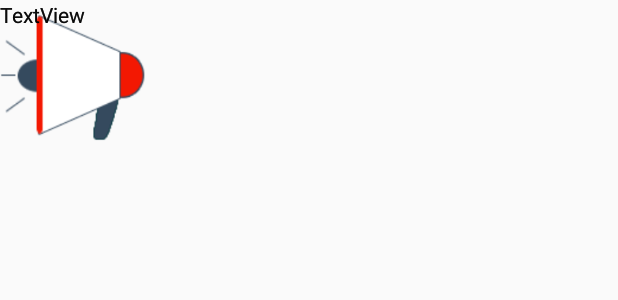
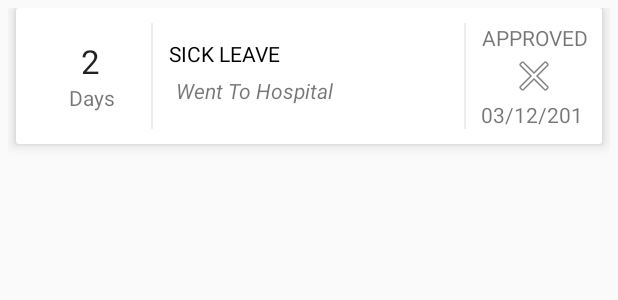
Before and after one commit to pkksshakthi/HRMS-App, an Android app: the layout fragment_approve_list_item.xml on its own in the app's theme, with its tools: preview values and no code run, on a phone screen of 412 x 824 dp. Shown: the top 300 px of the screen. Run offline under Robolectric (Android 15) with nearby library versions, the phone set to English and light mode, and no system bars.

Commit message:
added leave management desifn

```diff
--- a/HRMS-App/src/main/java/com/sphinax/hrms/view/EmployeeLeaveListAdapter.java
+++ b/HRMS-App/src/main/java/com/sphinax/hrms/view/EmployeeLeaveListAdapter.java
@@ -1,7 +1,6 @@
 package com.sphinax.hrms.view;
 
 import android.support.v7.widget.RecyclerView;
-import android.util.Log;
 import android.view.LayoutInflater;
 import android.view.View;
 import android.view.ViewGroup;
@@ -21,7 +20,7 @@ public class EmployeeLeaveListAdapter extends RecyclerView.Adapter<EmployeeLeave
     private List<Ajax> ajaxList;
 
     public class MyViewHolder extends RecyclerView.ViewHolder {
-        public TextView tv_name, tv_status, tv_date,tv_leave_type;
+        public TextView tv_name, tv_status, tv_date, tv_leave_type;
 
         public MyViewHolder(View view) {
             super(view);
@@ -52,7 +51,7 @@ public class EmployeeLeaveListAdapter extends RecyclerView.Adapter<EmployeeLeave
         holder.tv_name.setText(ajax.getDescription());
         holder.tv_status.setText(ajax.getLeaveStatusDesc());
         holder.tv_date.setText(String.valueOf(ajax.getFromDate().getDate()) + "/" + String.valueOf(ajax.getFromDate().getMonth())
-        + "/"+ String.valueOf(ajax.getFromDate().getYear()));
+                + "/" + String.valueOf(ajax.getFromDate().getYear()));
         holder.tv_leave_type.setText(ajax.getLeaveTypeDesc());
 
     }
--- a/HRMS-App/src/main/res/drawable/side_nav_bar.xml
+++ b/HRMS-App/src/main/res/drawable/side_nav_bar.xml
@@ -2,8 +2,8 @@
     android:shape="rectangle">
     <gradient
         android:angle="135"
-        android:centerColor="#009688"
-        android:endColor="#00695C"
-        android:startColor="#4DB6AC"
+        android:centerColor="#9170ce"
+        android:endColor="#440069"
+        android:startColor="#232626"
         android:type="linear" />
 </shape>
--- a/HRMS-App/src/main/res/layout/activity_to_fragment.xml
+++ b/HRMS-App/src/main/res/layout/activity_to_fragment.xml
@@ -15,15 +15,17 @@
         android:layout_height="wrap_content"
         android:layout_alignParentStart="true"
         android:layout_centerInParent="true"
-        android:src="@android:drawable/star_big_on"
+        android:src="@drawable/icon_menu"
         android:layout_marginStart="20dp" />
 
     <ImageView
         android:id="@+id/iv_logo"
-        android:layout_width="40dp"
-        android:layout_height="40dp"
-        android:layout_centerInParent="true"
-        android:src="@android:drawable/star_big_on"/>
+        android:layout_width="92dp"
+        android:layout_height="72dp"
+
+        android:paddingRight="10dp"
+        android:layout_alignParentRight="true"
+        android:src="@drawable/elite"/>
 
 </RelativeLayout>
     <FrameLayout
--- a/HRMS-App/src/main/res/layout/fragment_approve_list_item.xml
+++ b/HRMS-App/src/main/res/layout/fragment_approve_list_item.xml
@@ -1,53 +1,172 @@
 <?xml version="1.0" encoding="utf-8"?>
-<android.support.constraint.ConstraintLayout
-    xmlns:android="http://schemas.android.com/apk/res/android"
-    xmlns:app="http://schemas.android.com/apk/res-auto"
-    xmlns:tools="http://schemas.android.com/tools"
+<android.support.constraint.ConstraintLayout xmlns:android="http://schemas.android.com/apk/res/android"
+    xmlns:card_view="http://schemas.android.com/apk/res-auto"
     android:layout_width="match_parent"
-    android:layout_height="match_parent">
+    android:layout_height="match_parent"
+    android:padding="5dp">
+
+    <android.support.v7.widget.CardView
+        android:layout_width="match_parent"
+        android:layout_height="wrap_content"
+        android:layout_margin="5dp"
+        android:layout_weight="1"
+        android:elevation="5dp"
+        card_view:cardElevation="5dp"
+        card_view:contentPadding="10dp"
+
+        >
+
+        <LinearLayout
+            android:layout_width="match_parent"
+            android:layout_height="wrap_content"
+            android:layout_gravity="center"
+            android:gravity="center"
+            android:orientation="horizontal">
+
+            <LinearLayout
+                android:layout_width="80dp"
+                android:layout_height="match_parent"
+                android:layout_gravity="center"
+                android:gravity="center"
+                android:orientation="vertical">
+
+                <TextView
+
+                    android:layout_width="wrap_content"
+                    android:layout_height="wrap_content"
+                    android:layout_gravity="center"
+                    android:gravity="center"
+                    android:text="2"
+                    android:textAppearance="@android:style/TextAppearance.Large" />
+
+                <TextView
+
+                    android:layout_width="wrap_content"
+                    android:layout_height="wrap_content"
+                    android:layout_gravity="center"
+                    android:gravity="center"
+                    android:text="Days" />
+            </LinearLayout>
+
+            <TextView
+                android:layout_width="1dp"
+                android:layout_height="match_parent"
+                android:layout_marginRight="10dp"
+                android:background="@color/white_greyish" />
+
+            <LinearLayout
+                android:layout_width="match_parent"
+                android:layout_height="match_parent"
+                android:layout_gravity="center"
+                android:layout_weight="1"
+                android:gravity="center"
+                android:orientation="vertical">
+
+                <TextView
+                    android:id="@+id/tv_leave_type"
+                    android:layout_width="wrap_content"
+                    android:layout_height="wrap_content"
+                    android:layout_gravity="left|center"
+                    android:gravity="center"
+                    android:text="SICK LEAVE"
+                    android:textColor="@color/black" />
+
+                <TextView
+
+                    android:id="@+id/tv_emp_name"
+                    android:layout_width="match_parent"
+                    android:layout_height="wrap_content"
+                    android:layout_gravity="left|center"
+
+                    android:layout_marginRight="5dp"
+                    android:padding="5dp"
+                    android:text="Went To Hospital"
+                    android:textStyle="italic" />
+
+
+            </LinearLayout>
+            <TextView
+                android:layout_width="1dp"
+                android:layout_height="match_parent"
+                android:layout_marginRight="10dp"
+                android:background="@color/white_greyish" />
+
+            <LinearLayout
+                android:layout_width="wrap_content"
+                android:layout_height="wrap_content"
+                android:layout_gravity="center"
+
+                android:orientation="vertical">
+
+                <TextView
+                    android:id="@+id/tv_status"
+                    android:layout_width="wrap_content"
+                    android:layout_height="wrap_content"
+                    android:layout_gravity="center"
+                    android:gravity="center"
+                    android:text="APPROVED" />
 
                 <ImageView
+                    android:id="@+id/iv_user_photo"
+                    android:layout_width="wrap_content"
+                    android:layout_height="wrap_content"
+                    android:layout_gravity="center"
+                    android:background="@android:drawable/ic_menu_close_clear_cancel"
+
+                    />
+
+                <TextView
+                    android:id="@+id/tv_date"
+                    android:layout_width="match_parent"
+                    android:layout_height="wrap_content"
+                    android:layout_gravity="center"
+                    android:text="03/12/2018" />
+            </LinearLayout>
+        </LinearLayout>
+    </android.support.v7.widget.CardView>
+
+    <!-- <ImageView
          android:id="@+id/iv_user_photo"
          android:layout_width="99dp"
          android:layout_height="103dp"
          app:srcCompat="@drawable/announcement"
+         tools:ignore="MissingConstraints"
          tools:layout_editor_absoluteX="16dp"
-        tools:layout_editor_absoluteY="51dp"
-        tools:ignore="MissingConstraints" />
+         tools:layout_editor_absoluteY="51dp" />
 
      <TextView
          android:id="@+id/tv_leave_type"
          android:layout_width="wrap_content"
          android:layout_height="wrap_content"
          android:text="TextView"
+         tools:ignore="MissingConstraints"
          tools:layout_editor_absoluteX="152dp"
-        tools:layout_editor_absoluteY="51dp"
-        tools:ignore="MissingConstraints" />
+         tools:layout_editor_absoluteY="51dp" />
 
      <TextView
          android:id="@+id/tv_emp_name"
          android:layout_width="wrap_content"
          android:layout_height="15dp"
          android:text="TextView"
+         tools:ignore="MissingConstraints"
          tools:layout_editor_absoluteX="244dp"
-        tools:layout_editor_absoluteY="51dp"
-        tools:ignore="MissingConstraints" />
+         tools:layout_editor_absoluteY="51dp" />
 
      <TextView
          android:id="@+id/tv_status"
          android:layout_width="wrap_content"
          android:layout_height="wrap_content"
          android:text="TextView"
+         tools:ignore="MissingConstraints"
          tools:layout_editor_absoluteX="152dp"
-        tools:layout_editor_absoluteY="115dp"
-        tools:ignore="MissingConstraints" />
+         tools:layout_editor_absoluteY="115dp" />
 
      <TextView
          android:id="@+id/tv_date"
          android:layout_width="wrap_content"
          android:layout_height="wrap_content"
          android:text="TextView"
+         tools:ignore="MissingConstraints"
          tools:layout_editor_absoluteX="244dp"
-        tools:layout_editor_absoluteY="115dp"
-        tools:ignore="MissingConstraints" />
+         tools:layout_editor_absoluteY="115dp" />-->
 </android.support.constraint.ConstraintLayout>
--- a/HRMS-App/src/main/res/layout/fragment_user_profile.xml
+++ b/HRMS-App/src/main/res/layout/fragment_user_profile.xml
@@ -79,7 +79,7 @@
                     android:layout_gravity="center"
 
                     android:layout_marginTop="5dp"
-                    card_view:cardCornerRadius="4dp">
+                    card_view:cardCornerRadius="1dp">
 
                     <LinearLayout
                         android:layout_width="match_parent"
@@ -206,7 +206,7 @@
                         android:layout_marginLeft="5dp"
                         android:layout_marginRight="5dp"
                         android:layout_marginTop="15dp"
-                        card_view:cardCornerRadius="4dp">
+                        card_view:cardCornerRadius="2dp">
 
                         <RelativeLayout
                             android:layout_width="match_parent"
@@ -259,7 +259,7 @@
                         android:layout_marginLeft="5dp"
                         android:layout_marginRight="5dp"
                         android:layout_marginTop="15dp"
-                        card_view:cardCornerRadius="4dp">
+                        card_view:cardCornerRadius="2dp">
 
                         <RelativeLayout
                             android:layout_width="match_parent"
@@ -310,7 +310,7 @@
                         android:layout_marginLeft="5dp"
                         android:layout_marginRight="5dp"
                         android:layout_marginTop="15dp"
-                        card_view:cardCornerRadius="4dp">
+                        card_view:cardCornerRadius="2dp">
 
                         <RelativeLayout
                             android:layout_width="match_parent"
@@ -338,6 +338,7 @@
                                 android:layout_below="@+id/txt_emailname"
                                 android:layout_marginStart="10dp"
                                 android:layout_marginTop="9dp"
+
                                 android:text="pkksshakthi@gnail.com" />
 
                             <ImageView
@@ -364,7 +365,7 @@
                         android:layout_marginLeft="5dp"
                         android:layout_marginRight="5dp"
                         android:layout_marginTop="15dp"
-                        card_view:cardCornerRadius="4dp">
+                        card_view:cardCornerRadius="2dp">
 
                         <RelativeLayout
                             android:layout_width="match_parent"
@@ -392,6 +393,7 @@
                                 android:layout_below="@+id/txt_addressname"
                                 android:layout_marginStart="10dp"
                                 android:layout_marginTop="9dp"
+                                android:layout_marginBottom="10dp"
                                 android:text="pkksshakthi@gnail.com" />
 
                             <ImageView
--- a/HRMS-App/src/main/res/layout/nav_user_header_main.xml
+++ b/HRMS-App/src/main/res/layout/nav_user_header_main.xml
@@ -12,13 +12,23 @@
     android:paddingTop="@dimen/activity_vertical_margin"
     android:theme="@style/ThemeOverlay.AppCompat.Dark">
 
-    <ImageView
+    <!--<ImageView
         android:id="@+id/iv_user_photo"
         android:layout_width="wrap_content"
         android:layout_height="wrap_content"
         android:paddingTop="@dimen/nav_header_vertical_spacing"
-        app:srcCompat="@mipmap/ic_user_photo_round" />
+        app:srcCompat="@drawable/icon_profile_image" />-->
+    <de.hdodenhof.circleimageview.CircleImageView xmlns:app="http://schemas.android.com/apk/res-auto"
+        android:id="@+id/profile_image"
+        android:layout_width="60dp"
+        android:layout_height="60dp"
+        android:layout_gravity="left"
+        android:layout_marginBottom="5dp"
+        android:layout_marginTop="5dp"
 
+        android:src="@drawable/icon_profile_image"
+        app:civ_border_color="#ffffff"
+        app:civ_border_width="2dp" />
     <TextView
         android:id="@+id/tv_username"
         android:layout_width="match_parent"
--- a/HRMS-App/src/main/res/menu/activity_user_main_drawer.xml
+++ b/HRMS-App/src/main/res/menu/activity_user_main_drawer.xml
@@ -8,6 +8,8 @@
             android:id="@+id/nav_mark_attendance"
             android:icon="@drawable/icon_mark_attendance"
             android:title="Mark Attendance" />
+
+
         <item
             android:id="@+id/nav_attendance_report"
             android:icon="@drawable/icon_attendancereport"
```
Also changed, not shown: HRMS-App/src/main/res/drawable-hdpi/icon_menu.png (added). Lines whose indentation alone changed are shown as unchanged.
